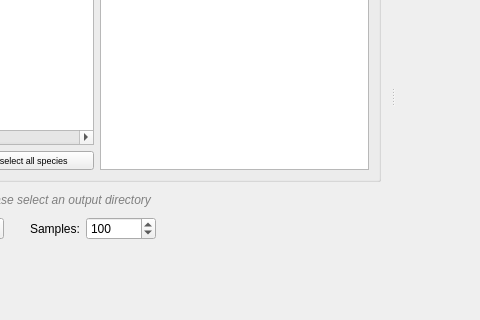
This is gui/lassie-gui.ui in aresio/LASSIE as Qt 5 draws it before an edit; both pictures show x 197 to 677 and y 126 to 446 of the 893 by 446 pixel window. The edited form follows.
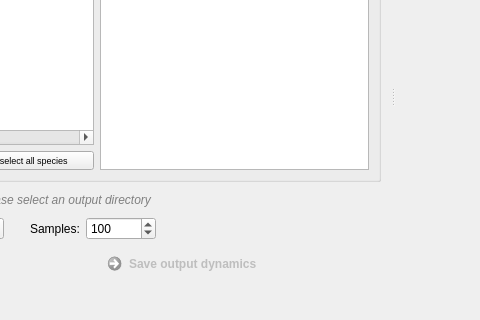
This is the edited form. Icons and pictures are not drawn.

The edit to the form file:
```diff
--- a/gui/lassie-gui.ui
+++ b/gui/lassie-gui.ui
@@ -412,6 +412,26 @@
         </property>
        </widget>
       </item>
+      <item>
+       <widget class="QCommandLinkButton" name="save_to_file">
+        <property name="enabled">
+         <bool>false</bool>
+        </property>
+        <property name="text">
+         <string>Save output dynamics</string>
+        </property>
+        <property name="icon">
+         <iconset resource="lassie-resources.qrc">
+          <normaloff>:/logo/images/download-icon.png</normaloff>:/logo/images/download-icon.png</iconset>
+        </property>
+        <property name="iconSize">
+         <size>
+          <width>32</width>
+          <height>32</height>
+         </size>
+        </property>
+       </widget>
+      </item>
      </layout>
     </item>
    </layout>
```
Left out of the diff: 30 changed lines with no effect on the pictures.
